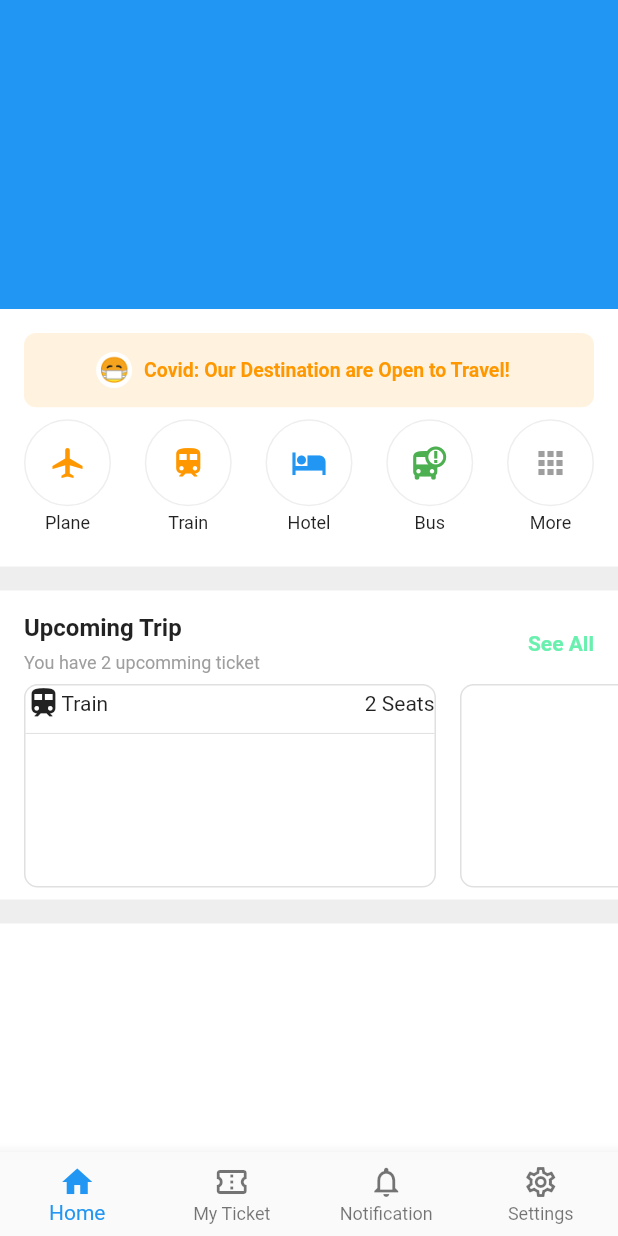
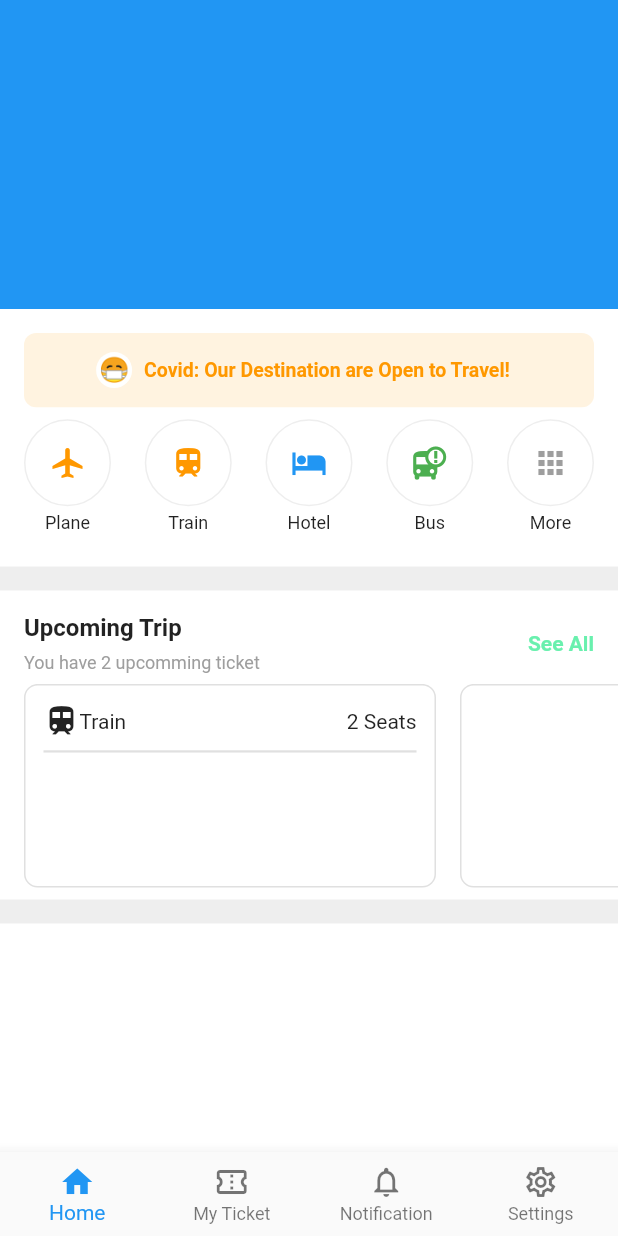
Before and after one commit to JAICHANGPARK/flutter_notebook_11th_story, a Flutter app: the screen it shows after launch, on a phone screen of 412 x 824 dp. Run offline on Flutter 3.47's test engine with Material 2 defaults, Android fonts, the phone set to English and light mode, and no system bars; our stand-ins replace backdrop, badges, flutter_inner_drawer, flutter_slidable, google_fonts.

Commit message:
Update ticket_booking_home_page.dart

```diff
--- a/lib/ep710_ticket_booking_app/ticket_booking_home_page.dart
+++ b/lib/ep710_ticket_booking_app/ticket_booking_home_page.dart
@@ -241,6 +241,7 @@ class _TicketBookingHomePageState extends State<TicketBookingHomePage> {
                                   ),
                                   borderRadius: BorderRadius.circular(9)
                                 ),
+                                padding: EdgeInsets.all(12),
                                 child: Column(
                                   children: [
                                     Row(
@@ -253,6 +254,12 @@ class _TicketBookingHomePageState extends State<TicketBookingHomePage> {
                                     ),
                                     Divider(
                                       color: Colors.grey[300],
+                                      thickness: 1.5,
+                                    ),
+                                    Row(
+                                      children: [
+
+                                      ],
                                     )
                                   ],
                                 ),
```
